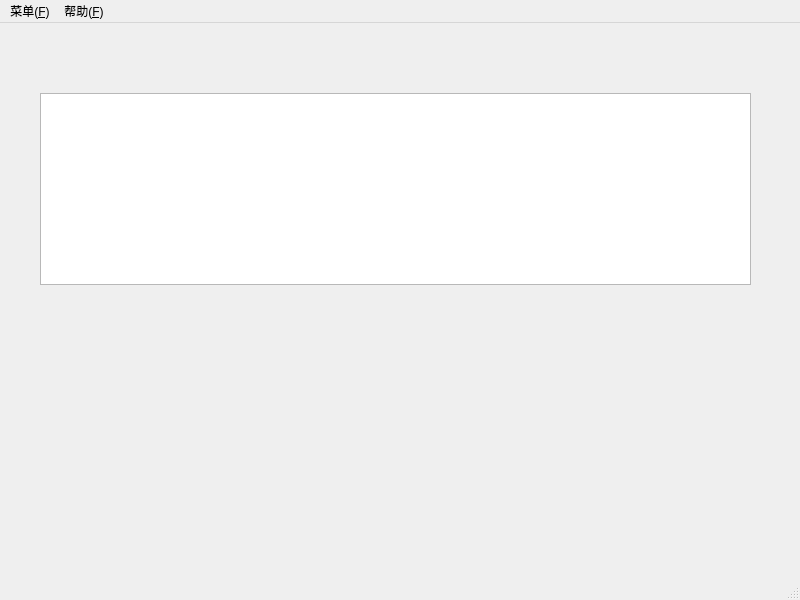
Above: managermainwindow.ui from BarryDeng/CPP_CurriculumDesign before the change. Below: the same form after it.
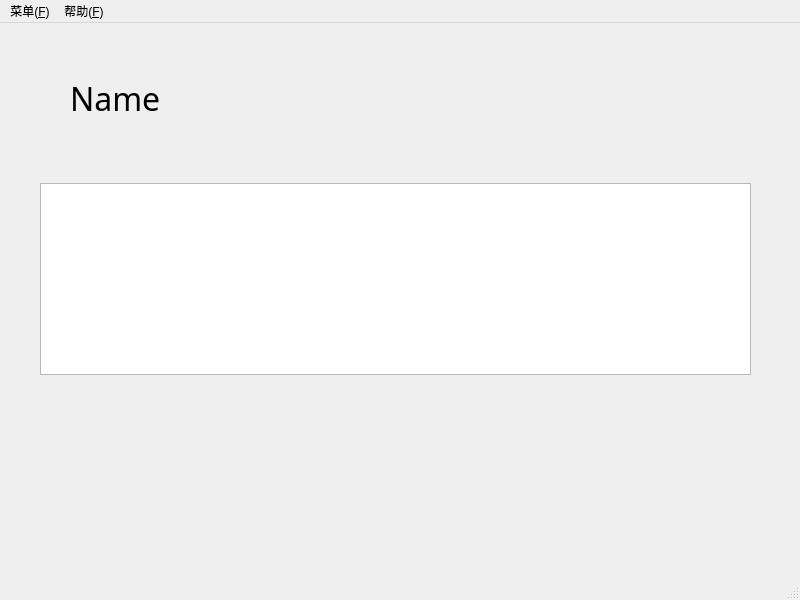
That is the form after the change.

The edit to the form file:
```diff
--- a/managermainwindow.ui
+++ b/managermainwindow.ui
@@ -18,12 +18,31 @@
     <property name="geometry">
      <rect>
       <x>40</x>
-      <y>70</y>
+      <y>160</y>
       <width>711</width>
       <height>192</height>
      </rect>
     </property>
    </widget>
+   <widget class="QLabel" name="Name">
+    <property name="geometry">
+     <rect>
+      <x>70</x>
+      <y>50</y>
+      <width>101</width>
+      <height>51</height>
+     </rect>
+    </property>
+    <property name="font">
+     <font>
+      <family>微软雅黑</family>
+      <pointsize>24</pointsize>
+     </font>
+    </property>
+    <property name="text">
+     <string>Name</string>
+    </property>
+   </widget>
   </widget>
   <widget class="QMenuBar" name="menubar">
    <property name="geometry">
```
